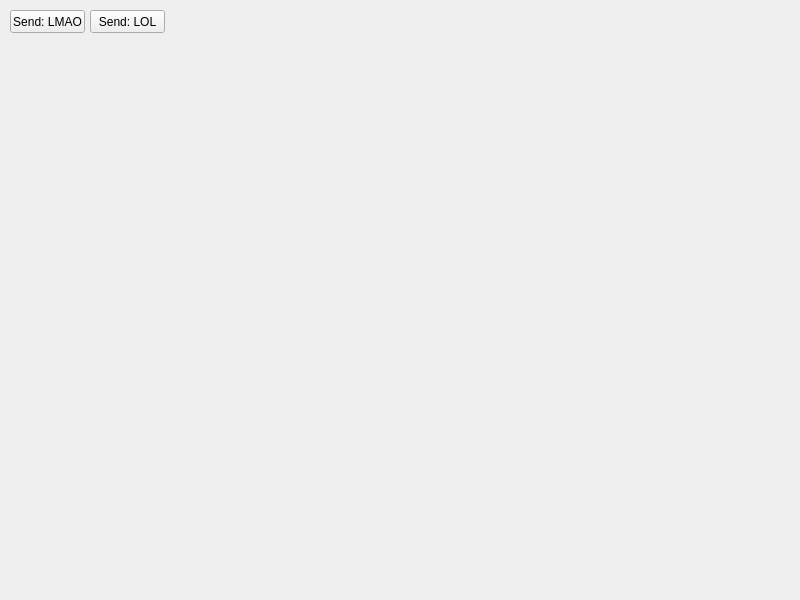
First picture: the form in GUI.ui, repository KuFoX-kfx/AMDS, before the edit.
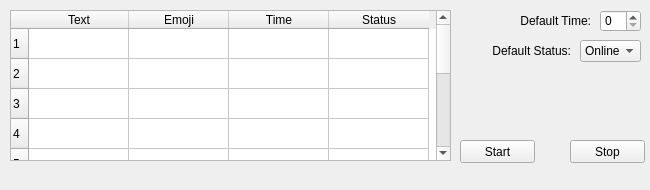
Second picture: the form after the edit.

```diff
--- a/GUI.ui
+++ b/GUI.ui
@@ -6,38 +6,199 @@
    <rect>
     <x>0</x>
     <y>0</y>
-    <width>800</width>
-    <height>600</height>
+    <width>650</width>
+    <height>190</height>
    </rect>
   </property>
   <property name="windowTitle">
    <string>MainWindow</string>
   </property>
+  <property name="styleSheet">
+   <string notr="true"/>
+  </property>
   <widget class="QWidget" name="centralwidget">
-   <widget class="QPushButton" name="pushButton">
+   <widget class="QTableWidget" name="tableWidget">
     <property name="geometry">
      <rect>
       <x>10</x>
       <y>10</y>
+      <width>441</width>
+      <height>151</height>
+     </rect>
+    </property>
+    <property name="verticalScrollBarPolicy">
+     <enum>Qt::ScrollBarAlwaysOn</enum>
+    </property>
+    <property name="horizontalScrollBarPolicy">
+     <enum>Qt::ScrollBarAlwaysOff</enum>
+    </property>
+    <row>
+     <property name="text">
+      <string>1</string>
+     </property>
+    </row>
+    <row>
+     <property name="text">
+      <string>2</string>
+     </property>
+    </row>
+    <row>
+     <property name="text">
+      <string>3</string>
+     </property>
+    </row>
+    <row>
+     <property name="text">
+      <string>4</string>
+     </property>
+    </row>
+    <row>
+     <property name="text">
+      <string>5</string>
+     </property>
+    </row>
+    <row>
+     <property name="text">
+      <string>6</string>
+     </property>
+    </row>
+    <row>
+     <property name="text">
+      <string>7</string>
+     </property>
+    </row>
+    <row>
+     <property name="text">
+      <string>8</string>
+     </property>
+    </row>
+    <row>
+     <property name="text">
+      <string>9</string>
+     </property>
+    </row>
+    <row>
+     <property name="text">
+      <string>10</string>
+     </property>
+    </row>
+    <column>
+     <property name="text">
+      <string>Text</string>
+     </property>
+    </column>
+    <column>
+     <property name="text">
+      <string>Emoji</string>
+     </property>
+    </column>
+    <column>
+     <property name="text">
+      <string>Time</string>
+     </property>
+    </column>
+    <column>
+     <property name="text">
+      <string>Status</string>
+     </property>
+    </column>
+   </widget>
+   <widget class="QSpinBox" name="spinBox">
+    <property name="geometry">
+     <rect>
+      <x>600</x>
+      <y>10</y>
+      <width>41</width>
+      <height>22</height>
+     </rect>
+    </property>
+   </widget>
+   <widget class="QLabel" name="label">
+    <property name="geometry">
+     <rect>
+      <x>460</x>
+      <y>10</y>
+      <width>131</width>
+      <height>21</height>
+     </rect>
+    </property>
+    <property name="text">
+     <string>Default Time:</string>
+    </property>
+    <property name="alignment">
+     <set>Qt::AlignRight|Qt::AlignTrailing|Qt::AlignVCenter</set>
+    </property>
+   </widget>
+   <widget class="QLabel" name="label_2">
+    <property name="geometry">
+     <rect>
+      <x>460</x>
+      <y>40</y>
+      <width>111</width>
+      <height>21</height>
+     </rect>
+    </property>
+    <property name="text">
+     <string>Default Status:</string>
+    </property>
+    <property name="alignment">
+     <set>Qt::AlignRight|Qt::AlignTrailing|Qt::AlignVCenter</set>
+    </property>
+   </widget>
+   <widget class="QComboBox" name="comboBox">
+    <property name="geometry">
+     <rect>
+      <x>580</x>
+      <y>40</y>
+      <width>61</width>
+      <height>22</height>
+     </rect>
+    </property>
+    <item>
+     <property name="text">
+      <string>Online</string>
+     </property>
+    </item>
+    <item>
+     <property name="text">
+      <string>Idle</string>
+     </property>
+    </item>
+    <item>
+     <property name="text">
+      <string>DND</string>
+     </property>
+    </item>
+    <item>
+     <property name="text">
+      <string>Invisible</string>
+     </property>
+    </item>
+   </widget>
+   <widget class="QPushButton" name="pushButton">
+    <property name="geometry">
+     <rect>
+      <x>460</x>
+      <y>140</y>
       <width>75</width>
       <height>23</height>
      </rect>
     </property>
     <property name="text">
-     <string>Send: LMAO</string>
+     <string>Start</string>
     </property>
    </widget>
    <widget class="QPushButton" name="pushButton_2">
     <property name="geometry">
      <rect>
-      <x>90</x>
-      <y>10</y>
+      <x>570</x>
+      <y>140</y>
       <width>75</width>
       <height>23</height>
      </rect>
     </property>
     <property name="text">
-     <string>Send: LOL</string>
+     <string>Stop</string>
     </property>
    </widget>
   </widget>
```
Left out of the diff: 9 changed lines with no effect on the pictures.
